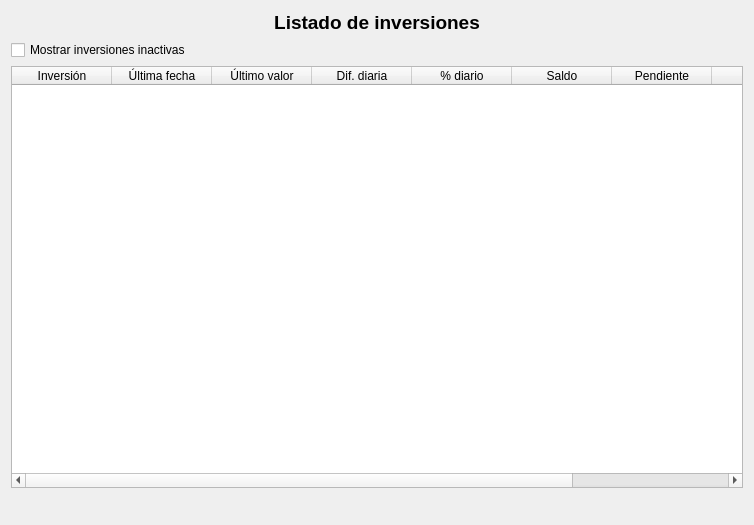
Above: ui/wdgInversiones.ui from turulomio/xulpymoney before the change. Below: the same form after it.
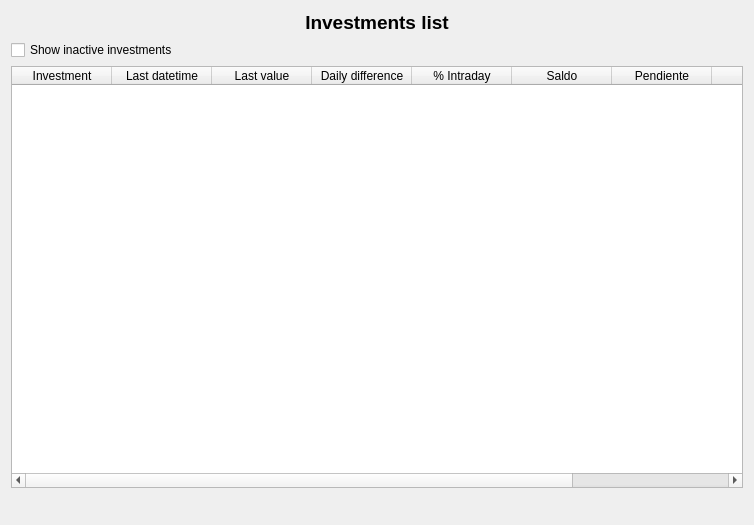
That is the form after the change. Icons and pictures are not drawn. Custom widgets are drawn as their Qt base class.

Commit message: Mejorado inactives y avisos cuando está inactive

The edit to the form file:
```diff
--- a/ui/wdgInversiones.ui
+++ b/ui/wdgInversiones.ui
@@ -28,7 +28,7 @@
           </font>
          </property>
          <property name="text">
-          <string>Listado de inversiones</string>
+          <string>Investments list</string>
          </property>
          <property name="alignment">
           <set>Qt::AlignCenter</set>
@@ -38,7 +38,7 @@
        <item>
         <widget class="QCheckBox" name="chkInactivas">
          <property name="text">
-          <string>Mostrar inversiones inactivas</string>
+          <string>Show inactive investments</string>
          </property>
         </widget>
        </item>
@@ -64,27 +64,27 @@
          </attribute>
          <column>
           <property name="text">
-           <string>Inversión</string>
+           <string>Investment</string>
           </property>
          </column>
          <column>
           <property name="text">
-           <string>Última fecha</string>
+           <string>Last datetime</string>
           </property>
          </column>
          <column>
           <property name="text">
-           <string>Último valor</string>
+           <string>Last value</string>
           </property>
          </column>
          <column>
           <property name="text">
-           <string>Dif. diaria</string>
+           <string>Daily difference</string>
           </property>
          </column>
          <column>
           <property name="text">
-           <string>% diario</string>
+           <string>% Intraday</string>
           </property>
          </column>
          <column>
```
Left out of the diff: 4 changed lines with no effect on the pictures. The commit also changes 9 other files.
